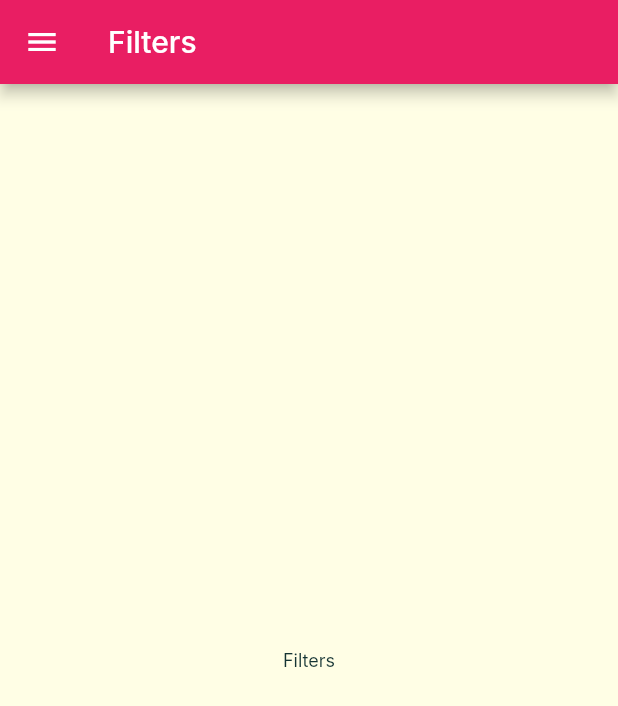
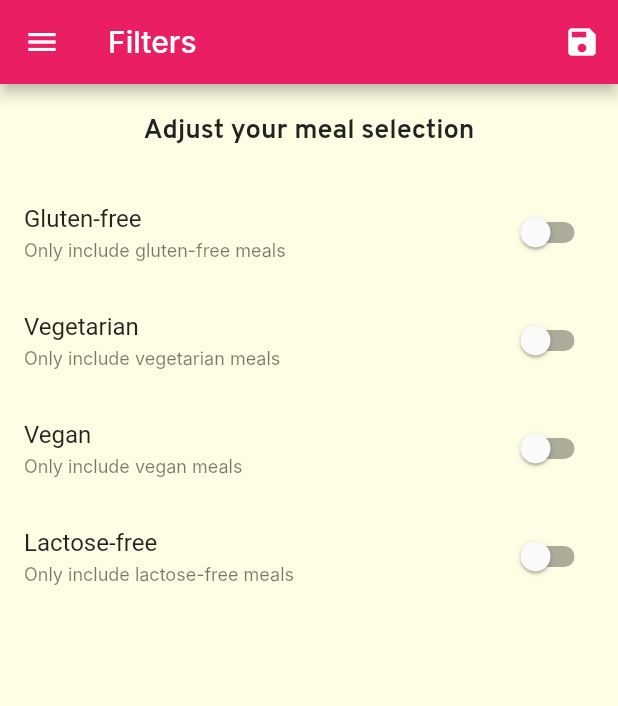
Before and after one commit to philz-stizles/flutter-meal, a Flutter app: the CategoryFiltersScreen screen opened by its route, on a phone screen of 412 x 824 dp. Shown: the top 706 px of the screen. Run offline on Flutter 3.47's test engine with Material 2 defaults, Android fonts, the light colour scheme and no system bars; Roboto replaces fonts that are missing (Inter).

```diff
--- a/lib/main.dart
+++ b/lib/main.dart
@@ -1,13 +1,37 @@
 import 'package:flutter/material.dart';
 import 'package:flutter_meal/routes.dart';
 import 'package:flutter_meal/screens/screens.dart';
+
+import 'data/mock_meals.dart';
+import 'models/models.dart';
 
 void main() {
   runApp(MyApp());
 }
 
-class MyApp extends StatelessWidget {
+class MyApp extends StatefulWidget {
   // This widget is the root of your application.
+  @override
+  _MyAppState createState() => _MyAppState();
+}
+
+class _MyAppState extends State<MyApp> {
+  Map<String, bool> _filterOptions = {
+    'glutenFree': false,
+    'vegetarian': false,
+    'vegan': false,
+    'lactoseFree': false
+  };
+
+  List<Meal> _availableMeals = MEALS;
+  List<Meal> _favoriteMeals = [];
+
+  void _setFilterOptions(Map<String, bool> filterOptions) {
+    setState(() {
+      _filterOptions = filterOptions;
+    });
+  }
+
   @override
   Widget build(BuildContext context) {
     return MaterialApp(
@@ -26,7 +50,7 @@ class MyApp extends StatelessWidget {
       ),
       initialRoute: '/',
       // home: CategoriesScreen(),
-      routes: routes,
+      routes: buildRoutes(_availableMeals, _favoriteMeals, _setFilterOptions),
       onGenerateRoute: (settings) {
         // settings.arguments
         // settings.name
--- a/lib/routes.dart
+++ b/lib/routes.dart
@@ -2,10 +2,21 @@ import 'package:flutter/material.dart';
 
 import 'screens/screens.dart';
 
-final Map<String, WidgetBuilder> routes = {
-  // '/': (context) => CategoriesScreen(),
-  '/': (context) => HomeBottomTabsScreen(),
-  CategoryMealsScreen.routeName: (context) => CategoryMealsScreen(),
-  CategoryMealDetailScreen.routeName: (context) => CategoryMealDetailScreen(),
-  CategoryFiltersScreen.routeName: (context) => CategoryFiltersScreen(),
-};
+// final Map<String, WidgetBuilder> routes = {
+//   // '/': (context) => CategoriesScreen(),
+//   '/': (context) => HomeBottomTabsScreen(),
+//   CategoryMealsScreen.routeName: (context) => CategoryMealsScreen(),
+//   CategoryMealDetailScreen.routeName: (context) => CategoryMealDetailScreen(),
+//   CategoryFiltersScreen.routeName: (context) => CategoryFiltersScreen(),
+// };
+//
+
+Map<String, WidgetBuilder> buildRoutes(availableMeals, favoriteMeals, saveFilterOptions) {
+  return {
+    // '/': (context) => CategoriesScreen(),
+    '/': (context) => HomeBottomTabsScreen(favoriteMeals: favoriteMeals),
+    CategoryMealsScreen.routeName: (context) => CategoryMealsScreen(),
+    CategoryMealDetailScreen.routeName: (context) => CategoryMealDetailScreen(),
+    CategoryFiltersScreen.routeName: (context) => CategoryFiltersScreen(saveFilterOptions: saveFilterOptions),
+  };
+}
--- a/lib/screens/category_filters_screen.dart
+++ b/lib/screens/category_filters_screen.dart
@@ -3,21 +3,81 @@ import 'package:flutter_meal/widgets/widgets.dart';
 
 class CategoryFiltersScreen extends StatefulWidget {
   static const String routeName = '/category-filters';
+  final Function saveFilterOptions;
+
+  const CategoryFiltersScreen({ this.saveFilterOptions });
 
   @override
   _CategoryFiltersScreenState createState() => _CategoryFiltersScreenState();
 }
 
 class _CategoryFiltersScreenState extends State<CategoryFiltersScreen> {
+  final Map<String, bool> _filterOptions = {
+    'glutenFree': false,
+    'vegetarian': false,
+    'vegan': false,
+    'lactoseFree': false
+  };
+
+  void _setFilterOption(String name, bool val) {
+    setState(() {
+      _filterOptions[name] = val;
+    });
+    print(_filterOptions);
+  }
+
+  void _saveFilterOption() {
+    widget.saveFilterOptions(_filterOptions);
+  }
+
   @override
   Widget build(BuildContext context) {
     return Scaffold(
-      appBar: AppBar(title: Text('Filters'),),
+      appBar: AppBar(
+        title: Text('Filters'),
+        actions: [
+          IconButton(
+            icon: Icon(Icons.save),
+            onPressed: _saveFilterOption
+          )
+        ],
+      ),
       drawer: MainDrawer(),
-      body: Container(
-        child: Center(
-          child: Text('Filters')
-        ),
+      body: Column(
+        children: [
+          Container(
+            padding: EdgeInsets.all(20),
+            child: Text('Adjust your meal selection', style: Theme.of(context).textTheme.headline6,)
+          ),
+          Expanded(child: ListView(
+            children: [
+              SwitchListTile(
+                value: _filterOptions['glutenFree'],
+                title: Text('Gluten-free'),
+                subtitle: Text('Only include gluten-free meals'),
+                onChanged: (val) => _setFilterOption('glutenFree', val)
+              ),
+              SwitchListTile(
+                value: _filterOptions['vegetarian'],
+                title: Text('Vegetarian'),
+                subtitle: Text('Only include vegetarian meals'),
+                onChanged: (val) => _setFilterOption('vegetarian', val)
+              ),
+              SwitchListTile(
+                value: _filterOptions['vegan'],
+                title: Text('Vegan'),
+                subtitle: Text('Only include vegan meals'),
+                onChanged: (val) => _setFilterOption('vegan', val)
+              ),
+              SwitchListTile(
+                value: _filterOptions['lactoseFree'],
+                title: Text('Lactose-free'),
+                subtitle: Text('Only include lactose-free meals'),
+                onChanged: (val) => _setFilterOption('lactoseFree', val)
+              )
+            ],
+          ))
+        ]
       ),
     );
   }
--- a/lib/screens/category_meal_detail_screen.dart
+++ b/lib/screens/category_meal_detail_screen.dart
@@ -11,6 +11,10 @@ class CategoryMealDetailScreen extends StatelessWidget {
   //   @required this.id,
   //   @required this.title,
   // });
+  //
+  void _toggleFavorite() {
+
+  }
 
   Widget _buildImageHeader(BuildContext ctx, imageUrl) {
     return Container(
@@ -97,14 +101,24 @@ class CategoryMealDetailScreen extends StatelessWidget {
           ],
         ),
       ),
+      // floatingActionButton: FloatingActionButton(
+      //   onPressed: () {
+      //     // if(Navigator.of(context).canPop()){ } // You can pass any value back to the route that triggered it.
+      //     // If you use pushReplace to get to this screen, you will not have any screen to go back to
+      //     // So running canPop() might be a good idea to be sure that the there is a screen to go back to
+      //     Navigator.of(context).pop(categoryId);
+      //   },
+      //   child: Icon(Icons.delete),
+      // ),
       floatingActionButton: FloatingActionButton(
         onPressed: () {
           // if(Navigator.of(context).canPop()){ } // You can pass any value back to the route that triggered it.
           // If you use pushReplace to get to this screen, you will not have any screen to go back to
           // So running canPop() might be a good idea to be sure that the there is a screen to go back to
-          Navigator.of(context).pop(categoryId);
+          // Navigator.of(context).pop(categoryId);
+          _toggleFavorite();
         },
-        child: Icon(Icons.delete),
+        child: Icon(Icons.star),
       ),
     );
   }
--- a/lib/screens/home_bottom_tabs_screen.dart
+++ b/lib/screens/home_bottom_tabs_screen.dart
@@ -1,8 +1,13 @@
 import 'package:flutter/material.dart';
+import 'package:flutter_meal/models/meal.dart';
 import 'package:flutter_meal/screens/screens.dart';
 import 'package:flutter_meal/widgets/widgets.dart';
 
 class HomeBottomTabsScreen extends StatefulWidget {
+  final List<Meal> favoriteMeals;
+
+  const HomeBottomTabsScreen({ this.favoriteMeals });
+
   @override
   _HomeBottomTabsScreenState createState() => _HomeBottomTabsScreenState();
 }
```
